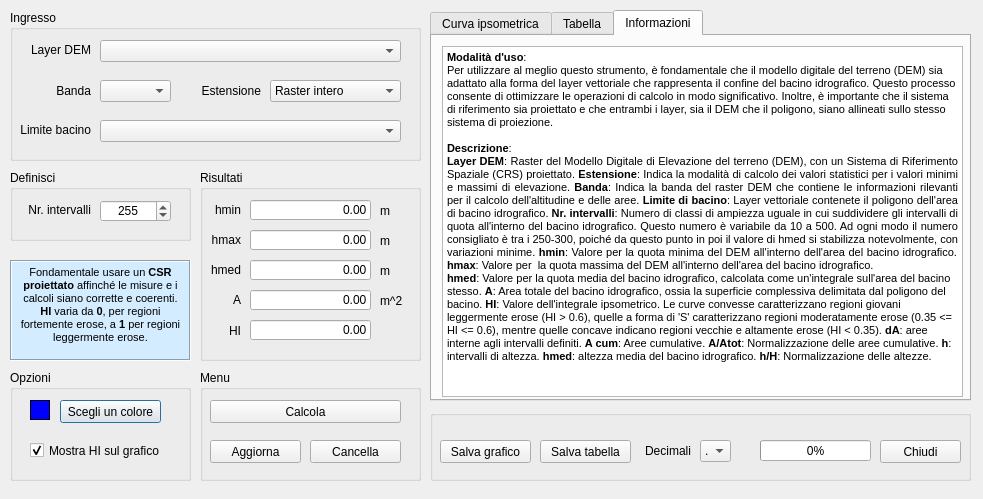
The window that hypsometric_curve_dialog_base.ui (drFaustino/Hypsometric-curve) describes before a commit, drawn with Qt 5.
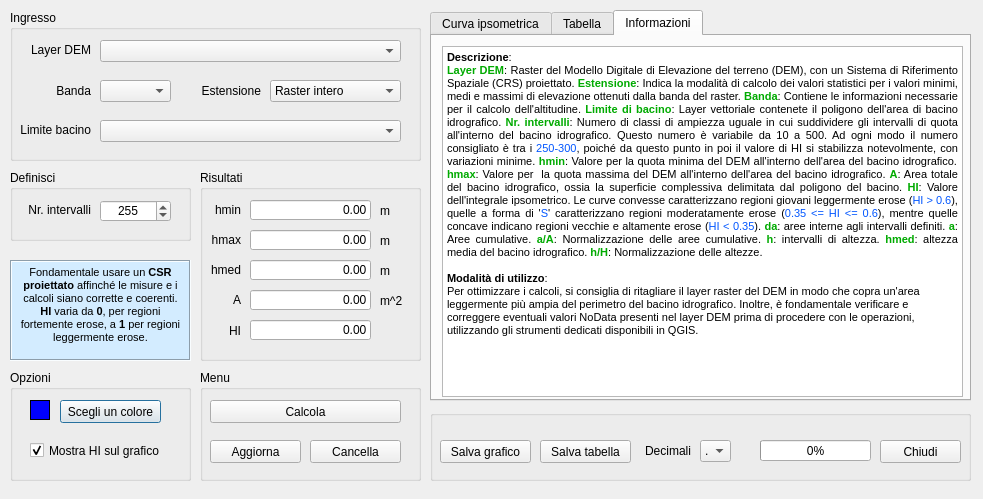
The same window after the commit. The open tabs and pages were chosen to show the change.

Diff of the .ui file:
```diff
--- a/hypsometric_curve_dialog_base.ui
+++ b/hypsometric_curve_dialog_base.ui
@@ -508,13 +508,11 @@
 &lt;html&gt;&lt;head&gt;&lt;meta name=&quot;qrichtext&quot; content=&quot;1&quot; /&gt;&lt;style type=&quot;text/css&quot;&gt;
 p, li { white-space: pre-wrap; }
 &lt;/style&gt;&lt;/head&gt;&lt;body style=&quot; font-family:'MS Shell Dlg 2'; font-size:8.25pt; font-weight:400; font-style:normal;&quot;&gt;
-&lt;p style=&quot; margin-top:0px; margin-bottom:0px; margin-left:0px; margin-right:0px; -qt-block-indent:0; text-indent:0px;&quot;&gt;&lt;span style=&quot; font-weight:600;&quot;&gt;Modalità d'uso&lt;/span&gt;:&lt;/p&gt;
-&lt;p style=&quot; margin-top:0px; margin-bottom:0px; margin-left:0px; margin-right:0px; -qt-block-indent:0; text-indent:0px;&quot;&gt;Per utilizzare al meglio questo strumento, è fondamentale che il modello digitale del terreno (DEM) sia adattato alla forma del layer vettoriale che rappresenta il confine del bacino idrografico. Questo processo consente di ottimizzare le operazioni di calcolo in modo significativo. Inoltre, è importante che il sistema di riferimento sia proiettato e che entrambi i layer, sia il DEM che il poligono, siano allineati sullo stesso sistema di proiezione.&lt;/p&gt;
-&lt;p style=&quot;-qt-paragraph-type:empty; margin-top:0px; margin-bottom:0px; margin-left:0px; margin-right:0px; -qt-block-indent:0; text-indent:0px;&quot;&gt;&lt;br /&gt;&lt;/p&gt;
 &lt;p style=&quot; margin-top:0px; margin-bottom:0px; margin-left:0px; margin-right:0px; -qt-block-indent:0; text-indent:0px;&quot;&gt;&lt;span style=&quot; font-weight:600;&quot;&gt;Descrizione&lt;/span&gt;:&lt;/p&gt;
-&lt;p align=&quot;justify&quot; style=&quot; margin-top:0px; margin-bottom:0px; margin-left:0px; margin-right:0px; -qt-block-indent:0; text-indent:0px;&quot;&gt;&lt;span style=&quot; font-weight:600;&quot;&gt;Layer DEM&lt;/span&gt;: Raster del Modello Digitale di Elevazione del terreno (DEM), con un Sistema di Riferimento Spaziale (CRS) &lt;span style=&quot; color:#000000;&quot;&gt;proiettato. &lt;/span&gt;&lt;span style=&quot; font-weight:600; color:#000000;&quot;&gt;Estensione&lt;/span&gt;&lt;span style=&quot; color:#000000;&quot;&gt;: Indica la modalità di calcolo dei valori statistici per i valori minimi e massimi di elevazione. &lt;/span&gt;&lt;span style=&quot; font-weight:600;&quot;&gt;Banda&lt;/span&gt;: Indica la banda del raster DEM che contiene le informazioni rilevanti per il calcolo dell'altitudine e delle aree. &lt;span style=&quot; font-weight:600;&quot;&gt;Limite di bacino&lt;/span&gt;: Layer vettoriale contenete il poligono dell'area di bacino idrografico. &lt;span style=&quot; font-weight:600;&quot;&gt;Nr. intervalli&lt;/span&gt;: Numero di classi di ampiezza uguale in cui suddividere gli intervalli di quota all'interno del bacino idrografico. Questo numero è variabile da 10 a 500. Ad ogni modo il numero consigliato è tra i 250-300, poiché da questo punto in poi il valore di hmed si stabilizza notevolmente, con variazioni minime. &lt;span style=&quot; font-weight:600;&quot;&gt;hmin&lt;/span&gt;: Valore per la quota minima del DEM all'interno dell'area del bacino idrografico. &lt;span style=&quot; font-weight:600;&quot;&gt;hmax&lt;/span&gt;: Valore per  la quota massima del DEM all'interno dell'area del bacino idrografico.&lt;/p&gt;
-&lt;p style=&quot; margin-top:0px; margin-bottom:0px; margin-left:0px; margin-right:0px; -qt-block-indent:0; text-indent:0px;&quot;&gt;&lt;span style=&quot; font-weight:600;&quot;&gt;hmed&lt;/span&gt;: Valore per la quota media del bacino idrografico, calcolata come un'integrale sull'area del bacino stesso. &lt;span style=&quot; font-weight:600;&quot;&gt;A&lt;/span&gt;: Area totale del bacino idrografico, ossia la superficie complessiva delimitata dal poligono del bacino. &lt;span style=&quot; font-weight:600;&quot;&gt;HI&lt;/span&gt;: Valore dell'integrale ipsometrico. Le curve convesse caratterizzano regioni giovani leggermente erose (HI &amp;gt; 0.6), quelle a forma di 'S' caratterizzano regioni moderatamente erose (0.35 &amp;lt;= HI &amp;lt;= 0.6), mentre quelle concave indicano regioni vecchie e altamente erose (HI &amp;lt; 0.35). &lt;span style=&quot; font-weight:600;&quot;&gt;dA&lt;/span&gt;: aree interne agli intervalli definiti. &lt;span style=&quot; font-weight:600;&quot;&gt;A cum&lt;/span&gt;: Aree cumulative. &lt;span style=&quot; font-weight:600;&quot;&gt;A/Atot&lt;/span&gt;: Normalizzazione delle aree cumulative. &lt;span style=&quot; font-weight:600;&quot;&gt;h&lt;/span&gt;: intervalli di altezza.&lt;span style=&quot; font-weight:600;&quot;&gt; hmed&lt;/span&gt;: altezza media del bacino idrografico. &lt;span style=&quot; font-weight:600;&quot;&gt;h/H&lt;/span&gt;: Normalizzazione delle altezze.&lt;/p&gt;
-&lt;p style=&quot;-qt-paragraph-type:empty; margin-top:0px; margin-bottom:0px; margin-left:0px; margin-right:0px; -qt-block-indent:0; text-indent:0px;&quot;&gt;&lt;br /&gt;&lt;/p&gt;&lt;/body&gt;&lt;/html&gt;</string>
+&lt;p align=&quot;justify&quot; style=&quot; margin-top:0px; margin-bottom:0px; margin-left:0px; margin-right:0px; -qt-block-indent:0; text-indent:0px;&quot;&gt;&lt;span style=&quot; font-weight:600; color:#00aa00;&quot;&gt;Layer DEM&lt;/span&gt;: Raster del Modello Digitale di Elevazione del terreno (DEM), con un Sistema di Riferimento Spaziale (CRS) &lt;span style=&quot; color:#000000;&quot;&gt;proiettato. &lt;/span&gt;&lt;span style=&quot; font-weight:600; color:#00aa00;&quot;&gt;Estensione&lt;/span&gt;&lt;span style=&quot; color:#000000;&quot;&gt;: Indica la modalità di calcolo dei valori statistici per i valori minimi, medi e massimi di elevazione ottenuti dalla banda del raster. &lt;/span&gt;&lt;span style=&quot; font-weight:600; color:#00aa00;&quot;&gt;Banda&lt;/span&gt;: Contiene le informazioni necessarie per il calcolo dell'altitudine. &lt;span style=&quot; font-weight:600; color:#00aa00;&quot;&gt;Limite di bacino&lt;/span&gt;: Layer vettoriale contenete il poligono dell'area di bacino idrografico. &lt;span style=&quot; font-weight:600; color:#00aa00;&quot;&gt;Nr. intervalli&lt;/span&gt;: Numero di classi di ampiezza uguale in cui suddividere gli intervalli di quota all'interno del bacino idrografico. Questo numero è variabile da &lt;span style=&quot; color:#000000;&quot;&gt;10&lt;/span&gt; a &lt;span style=&quot; color:#000000;&quot;&gt;500&lt;/span&gt;. Ad ogni modo il numero consigliato è tra i &lt;span style=&quot; color:#0055ff;&quot;&gt;250-300&lt;/span&gt;, poiché da questo punto in poi il valore di HI si stabilizza notevolmente, con variazioni minime. &lt;span style=&quot; font-weight:600; color:#00aa00;&quot;&gt;hmin&lt;/span&gt;: Valore per la quota minima del DEM all'interno dell'area del bacino idrografico. &lt;span style=&quot; font-weight:600; color:#00aa00;&quot;&gt;hmax&lt;/span&gt;: Valore per  la quota massima del DEM all'interno dell'area del bacino idrografico. &lt;span style=&quot; font-weight:600; color:#00aa00;&quot;&gt;A&lt;/span&gt;: Area totale del bacino idrografico, ossia la superficie complessiva delimitata dal poligono del bacino. &lt;span style=&quot; font-weight:600; color:#00aa00;&quot;&gt;HI&lt;/span&gt;: Valore dell'integrale ipsometrico. Le curve convesse caratterizzano regioni giovani leggermente erose (&lt;span style=&quot; color:#0055ff;&quot;&gt;HI &amp;gt; 0.6&lt;/span&gt;), quelle a forma di '&lt;span style=&quot; color:#0055ff;&quot;&gt;S&lt;/span&gt;' caratterizzano regioni moderatamente erose (&lt;span style=&quot; color:#0055ff;&quot;&gt;0.35 &amp;lt;= HI &amp;lt;= 0.6&lt;/span&gt;), mentre quelle concave indicano regioni vecchie e altamente erose (&lt;span style=&quot; color:#0055ff;&quot;&gt;HI &amp;lt; 0.35&lt;/span&gt;). &lt;span style=&quot; font-weight:600; color:#00aa00;&quot;&gt;da&lt;/span&gt;: aree interne agli intervalli definiti. &lt;span style=&quot; font-weight:600; color:#00aa00;&quot;&gt;a&lt;/span&gt;: Aree cumulative. &lt;span style=&quot; font-weight:600; color:#00aa00;&quot;&gt;a/A&lt;/span&gt;: Normalizzazione delle aree cumulative. &lt;span style=&quot; font-weight:600; color:#00aa00;&quot;&gt;h&lt;/span&gt;: intervalli di altezza.&lt;span style=&quot; font-weight:600;&quot;&gt; &lt;/span&gt;&lt;span style=&quot; font-weight:600; color:#00aa00;&quot;&gt;hmed&lt;/span&gt;: altezza media del bacino idrografico. &lt;span style=&quot; font-weight:600; color:#00aa00;&quot;&gt;h/H&lt;/span&gt;: Normalizzazione delle altezze.&lt;/p&gt;
+&lt;p style=&quot;-qt-paragraph-type:empty; margin-top:0px; margin-bottom:0px; margin-left:0px; margin-right:0px; -qt-block-indent:0; text-indent:0px;&quot;&gt;&lt;br /&gt;&lt;/p&gt;
+&lt;p style=&quot; margin-top:0px; margin-bottom:0px; margin-left:0px; margin-right:0px; -qt-block-indent:0; text-indent:0px;&quot;&gt;&lt;span style=&quot; font-weight:600;&quot;&gt;Modalità di utilizzo&lt;/span&gt;:&lt;/p&gt;
+&lt;p style=&quot; margin-top:0px; margin-bottom:0px; margin-left:0px; margin-right:0px; -qt-block-indent:0; text-indent:0px;&quot;&gt;Per ottimizzare i calcoli, si consiglia di ritagliare il layer raster del DEM in modo che copra un'area leggermente più ampia del perimetro del bacino idrografico. Inoltre, è fondamentale verificare e correggere eventuali valori NoData presenti nel layer DEM prima di procedere con le operazioni, utilizzando gli strumenti dedicati disponibili in QGIS.&lt;/p&gt;&lt;/body&gt;&lt;/html&gt;</string>
      </property>
      <property name="textInteractionFlags">
       <set>Qt::NoTextInteraction</set>
```
Left out of the diff: 6 changed lines with no effect on the pictures.
